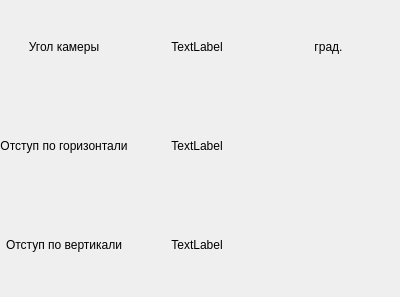
First picture: the form in client.ui, repository lexafonov/Aim, before the edit.
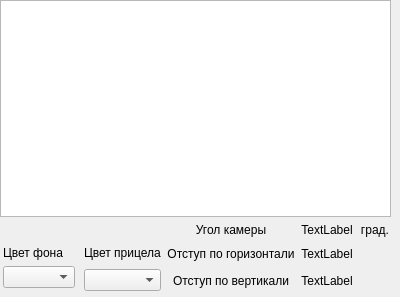
Second picture: the form after the edit.

Patch:
```diff
--- a/client.ui
+++ b/client.ui
@@ -27,17 +27,7 @@
      <layout class="QHBoxLayout" name="horizontalLayout">
       <item>
        <layout class="QGridLayout" name="gridLayout">
-        <item row="1" column="1">
-         <widget class="QLabel" name="OtHLbl">
-          <property name="text">
-           <string>TextLabel</string>
-          </property>
-          <property name="alignment">
-           <set>Qt::AlignCenter</set>
-          </property>
-         </widget>
-        </item>
-        <item row="1" column="0">
+        <item row="2" column="2">
          <widget class="QLabel" name="LblOtH">
           <property name="text">
            <string>Отступ по горизонтали</string>
@@ -47,8 +37,8 @@
           </property>
          </widget>
         </item>
-        <item row="0" column="1">
-         <widget class="QLabel" name="AngleLbl">
+        <item row="2" column="3">
+         <widget class="QLabel" name="OtHLbl">
           <property name="text">
            <string>TextLabel</string>
           </property>
@@ -57,7 +47,20 @@
           </property>
          </widget>
         </item>
-        <item row="0" column="0">
+        <item row="3" column="2">
+         <widget class="QLabel" name="LblOtV">
+          <property name="text">
+           <string>Отступ по вертикали</string>
+          </property>
+          <property name="alignment">
+           <set>Qt::AlignCenter</set>
+          </property>
+         </widget>
+        </item>
+        <item row="0" column="0" colspan="5">
+         <widget class="QGraphicsView" name="graphicsView"/>
+        </item>
+        <item row="1" column="2">
          <widget class="QLabel" name="LblAngle">
           <property name="text">
            <string>Угол камеры</string>
@@ -67,7 +70,37 @@
           </property>
          </widget>
         </item>
-        <item row="0" column="2">
+        <item row="2" column="0" rowspan="2">
+         <layout class="QVBoxLayout" name="verticalLayout_2">
+          <property name="leftMargin">
+           <number>3</number>
+          </property>
+          <property name="topMargin">
+           <number>3</number>
+          </property>
+          <property name="rightMargin">
+           <number>3</number>
+          </property>
+          <property name="bottomMargin">
+           <number>3</number>
+          </property>
+          <item>
+           <widget class="QLabel" name="label">
+            <property name="text">
+             <string>Цвет фона</string>
+            </property>
+           </widget>
+          </item>
+          <item>
+           <widget class="QComboBox" name="comboBoxColorF">
+            <property name="currentIndex">
+             <number>-1</number>
+            </property>
+           </widget>
+          </item>
+         </layout>
+        </item>
+        <item row="1" column="4">
          <widget class="QLabel" name="label_3">
           <property name="text">
            <string>град.</string>
@@ -77,17 +110,7 @@
           </property>
          </widget>
         </item>
-        <item row="2" column="0">
-         <widget class="QLabel" name="LblOtV">
-          <property name="text">
-           <string>Отступ по вертикали</string>
-          </property>
-          <property name="alignment">
-           <set>Qt::AlignCenter</set>
-          </property>
-         </widget>
-        </item>
-        <item row="2" column="1">
+        <item row="3" column="3">
          <widget class="QLabel" name="OtVLbl">
           <property name="text">
            <string>TextLabel</string>
@@ -97,6 +120,30 @@
           </property>
          </widget>
         </item>
+        <item row="1" column="3">
+         <widget class="QLabel" name="AngleLbl">
+          <property name="text">
+           <string>TextLabel</string>
+          </property>
+          <property name="alignment">
+           <set>Qt::AlignCenter</set>
+          </property>
+         </widget>
+        </item>
+        <item row="2" column="1" rowspan="2">
+         <layout class="QVBoxLayout" name="verticalLayout_3">
+          <item>
+           <widget class="QLabel" name="label_2">
+            <property name="text">
+             <string>Цвет прицела</string>
+            </property>
+           </widget>
+          </item>
+          <item>
+           <widget class="QComboBox" name="comboBoxAim"/>
+          </item>
+         </layout>
+        </item>
        </layout>
       </item>
      </layout>
```
